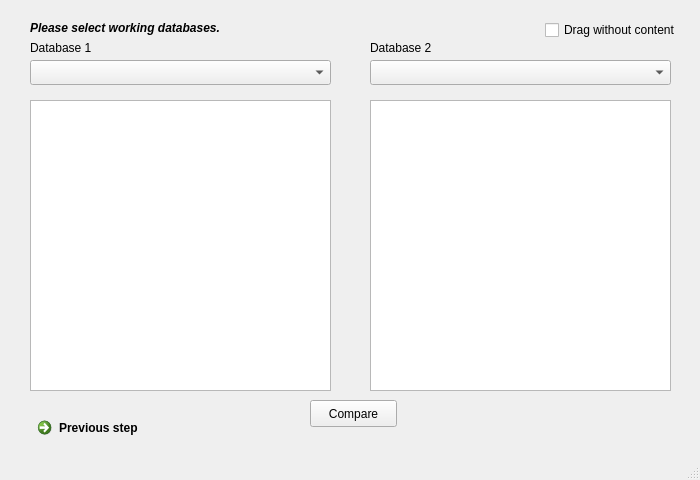
First picture: the form in step2.ui, repository Airdawg5571/DB-MigrationTool, before the edit.
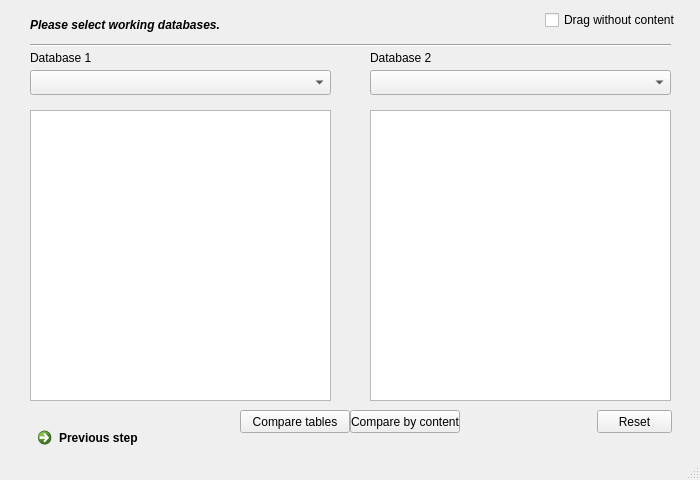
Second picture: the form after the edit. Icons and pictures are not drawn. Custom widgets are drawn as their Qt base class.

Commit message:
Begun implementing compare-by-content
various other small fies and improvements

What changed in the file:
```diff
--- a/step2.ui
+++ b/step2.ui
@@ -34,7 +34,7 @@
     <property name="geometry">
      <rect>
       <x>30</x>
-      <y>60</y>
+      <y>70</y>
       <width>301</width>
       <height>25</height>
      </rect>
@@ -47,7 +47,7 @@
     <property name="geometry">
      <rect>
       <x>370</x>
-      <y>60</y>
+      <y>70</y>
       <width>301</width>
       <height>25</height>
      </rect>
@@ -57,7 +57,7 @@
     <property name="geometry">
      <rect>
       <x>30</x>
-      <y>100</y>
+      <y>110</y>
       <width>301</width>
       <height>291</height>
      </rect>
@@ -87,24 +87,11 @@
      <enum>QAbstractItemView::SelectRows</enum>
     </property>
    </widget>
-   <widget class="QPushButton" name="btnCompare">
-    <property name="geometry">
-     <rect>
-      <x>310</x>
-      <y>400</y>
-      <width>87</width>
-      <height>27</height>
-     </rect>
-    </property>
-    <property name="text">
-     <string>Compare</string>
-    </property>
-   </widget>
-   <widget class="QLabel" name="label">
+   <widget class="QLabel" name="db1">
     <property name="geometry">
      <rect>
       <x>30</x>
-      <y>40</y>
+      <y>50</y>
       <width>71</width>
       <height>16</height>
      </rect>
@@ -120,7 +107,7 @@
     <property name="geometry">
      <rect>
       <x>370</x>
-      <y>40</y>
+      <y>50</y>
       <width>71</width>
       <height>16</height>
      </rect>
@@ -136,7 +123,7 @@
     <property name="geometry">
      <rect>
       <x>370</x>
-      <y>100</y>
+      <y>110</y>
       <width>301</width>
       <height>291</height>
      </rect>
@@ -170,20 +157,23 @@
     <property name="geometry">
      <rect>
       <x>30</x>
-      <y>20</y>
+      <y>10</y>
       <width>511</width>
-      <height>16</height>
+      <height>31</height>
      </rect>
     </property>
     <property name="text">
      <string>&lt;html&gt;&lt;head/&gt;&lt;body&gt;&lt;p&gt;&lt;span style=&quot; font-weight:600; font-style:italic;&quot;&gt;Please select working databases.&lt;/span&gt;&lt;/p&gt;&lt;/body&gt;&lt;/html&gt;</string>
     </property>
+    <property name="alignment">
+     <set>Qt::AlignLeading|Qt::AlignLeft|Qt::AlignVCenter</set>
+    </property>
    </widget>
    <widget class="QCommandLinkButton" name="cmdPrev">
     <property name="geometry">
      <rect>
       <x>30</x>
-      <y>410</y>
+      <y>420</y>
       <width>172</width>
       <height>41</height>
      </rect>
@@ -200,7 +190,7 @@
     <property name="geometry">
      <rect>
       <x>545</x>
-      <y>20</y>
+      <y>10</y>
       <width>130</width>
       <height>20</height>
      </rect>
@@ -209,6 +199,70 @@
      <string>Drag without contents</string>
     </property>
    </widget>
+   <widget class="Line" name="line">
+    <property name="geometry">
+     <rect>
+      <x>30</x>
+      <y>35</y>
+      <width>641</width>
+      <height>20</height>
+     </rect>
+    </property>
+    <property name="orientation">
+     <enum>Qt::Horizontal</enum>
+    </property>
+   </widget>
+   <widget class="QPushButton" name="btnCompare">
+    <property name="geometry">
+     <rect>
+      <x>240</x>
+      <y>410</y>
+      <width>110</width>
+      <height>23</height>
+     </rect>
+    </property>
+    <property name="minimumSize">
+     <size>
+      <width>110</width>
+      <height>0</height>
+     </size>
+    </property>
+    <property name="text">
+     <string>Compare tables</string>
+    </property>
+   </widget>
+   <widget class="QPushButton" name="btnCompareByContent">
+    <property name="geometry">
+     <rect>
+      <x>350</x>
+      <y>410</y>
+      <width>110</width>
+      <height>23</height>
+     </rect>
+    </property>
+    <property name="minimumSize">
+     <size>
+      <width>110</width>
+      <height>0</height>
+     </size>
+    </property>
+    <property name="text">
+     <string>Compare by content</string>
+    </property>
+   </widget>
+   <widget class="QPushButton" name="btnReset">
+    <property name="geometry">
+     <rect>
+      <x>597</x>
+      <y>410</y>
+      <width>75</width>
+      <height>23</height>
+     </rect>
+    </property>
+    <property name="text">
+     <string>Reset</string>
+    </property>
+   </widget>
   </widget>
   <widget class="QStatusBar" name="statusBar"/>
  </widget>
```
Left out of the diff: 2 changed lines with no effect on the pictures. The commit also changes 3 other files.
